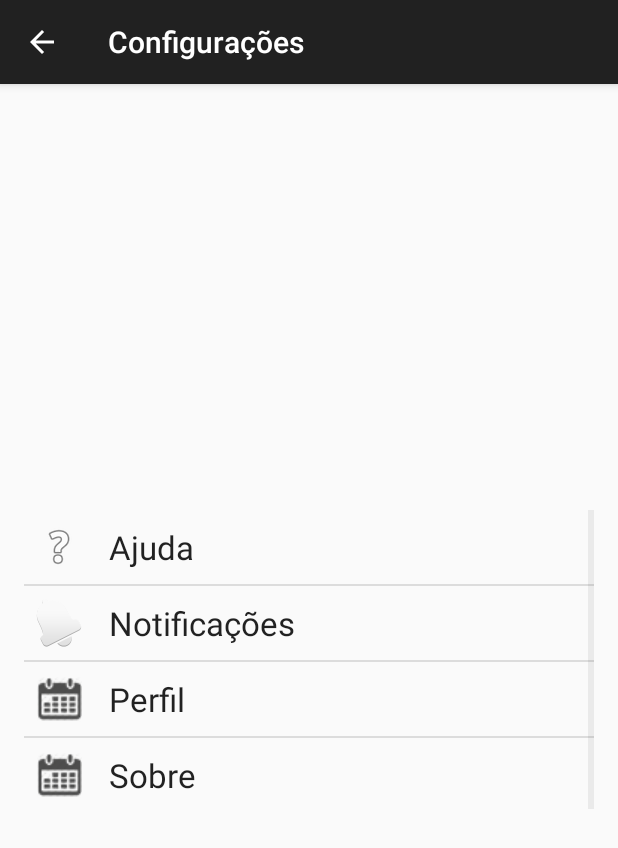
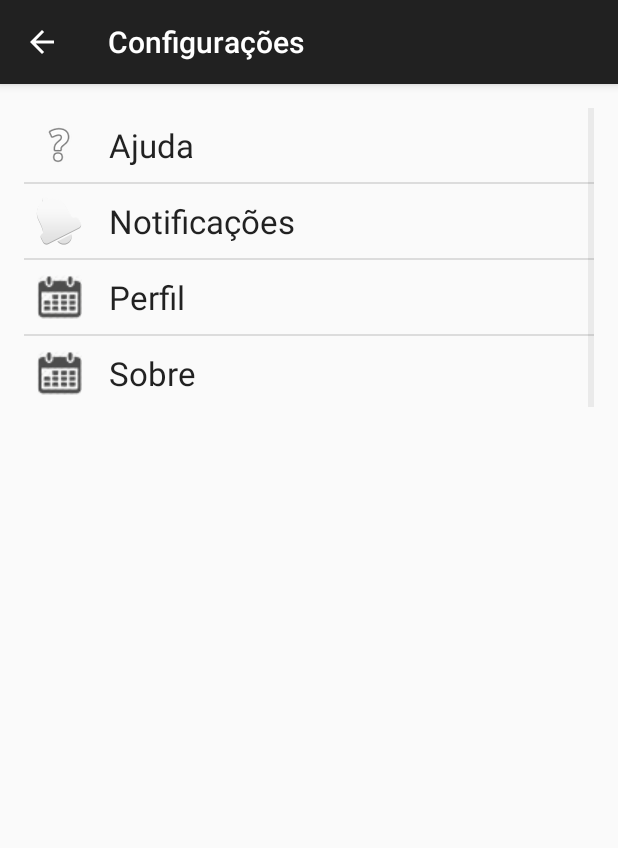
Before and after one commit to fernando1910/MyApplication, an Android app: the padraoConfiguracao screen opened directly, with no data from a screen before it, on a phone screen of 412 x 824 dp. Shown: the top 848 px of the screen. Run offline under Robolectric (Android 15) with nearby library versions, the phone set to English and light mode, and no system bars.

Commit message:
Ajustes tela de configurações

```diff
--- a/app/src/main/res/layout/activity_padrao_config.xml
+++ b/app/src/main/res/layout/activity_padrao_config.xml
@@ -1,9 +1,11 @@
 <LinearLayout xmlns:android="http://schemas.android.com/apk/res/android"
     xmlns:tools="http://schemas.android.com/tools" android:layout_width="match_parent"
-    android:layout_height="match_parent" android:paddingLeft="@dimen/activity_horizontal_margin"
+    android:layout_height="match_parent"
+    android:paddingLeft="@dimen/activity_horizontal_margin"
     android:paddingRight="@dimen/activity_horizontal_margin"
     android:paddingTop="@dimen/activity_vertical_margin"
     android:paddingBottom="@dimen/activity_vertical_margin"
+    android:orientation="vertical"
     tools:context="project.myapplication.padraoConfiguracao">
 
 
```
